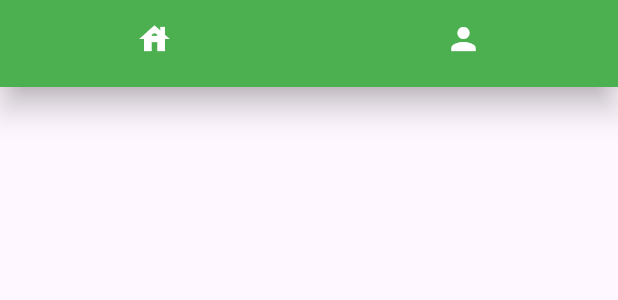
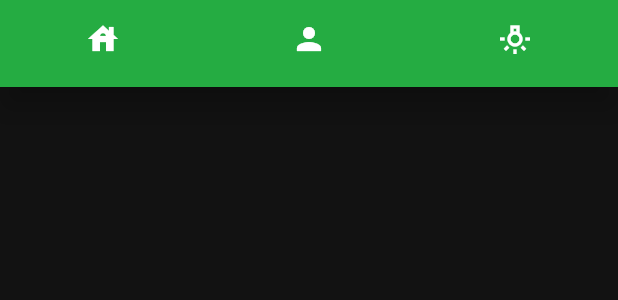
Before and after one commit to COS301-SE-2024/MoodMix, a Flutter app: the NavBar widget shown alone on an empty page, opened directly, on a phone screen of 412 x 824 dp. Shown: the top 300 px of the screen. Run offline on Flutter 3.47's test engine with Material 3 defaults, Android fonts, the phone set to English and light mode, and no system bars; our stand-ins replace firebase_auth, firebase_core, google_sign_in; missing offline and left inert: dart:js, flutter_web_auth; accounts and stored records are empty.

Commit message:
feature/changeTheme: implemented themes for home page and user profile

```diff
--- a/frontend/lib/components/navbar.dart
+++ b/frontend/lib/components/navbar.dart
@@ -13,7 +13,7 @@ class NavBar extends StatelessWidget {
   @override
   Widget build(BuildContext context) {
     return BottomNavigationBar(
-      backgroundColor: Colors.green,
+      backgroundColor: Theme.of(context).colorScheme.tertiary,
       showSelectedLabels: false,
       showUnselectedLabels: false,
       currentIndex: currentIndex,
@@ -22,18 +22,27 @@ class NavBar extends StatelessWidget {
         BottomNavigationBarItem(
           icon: Icon(
             Icons.house,
-            color: Colors.white,
+            color: Theme.of(context).colorScheme.secondary,
           ),
           label: "HOME",
         ),
         BottomNavigationBarItem(
           icon: Icon(
             Icons.person,
-            color: Colors.white,
+            color: Theme.of(context).colorScheme.secondary,
           ),
           label: "PROFILE",
+        ),
+        BottomNavigationBarItem(
+          icon: Icon(
+            Icons.tungsten_outlined,
+            color: Theme.of(context).colorScheme.secondary,
+          ),
+          label: "THEME",
         ),
       ],
     );
   }
 }
+
+// Provider.of<ThemeProvider>(context, listen: false).toggleTheme();
--- a/frontend/lib/pages/link_spotify.dart
+++ b/frontend/lib/pages/link_spotify.dart
@@ -43,7 +43,7 @@ class _LinkSpotifyState extends State<LinkSpotify> {
     final screenWidth = MediaQuery.of(context).size.width;
 
     return Scaffold(
-      backgroundColor: Colors.grey[900],
+      backgroundColor: Color.fromARGB(255, 33, 33, 33),
       body: SafeArea(
         child: Column(
           crossAxisAlignment: CrossAxisAlignment.center,
--- a/frontend/lib/pages/sing_up.dart
+++ b/frontend/lib/pages/sing_up.dart
@@ -64,7 +64,7 @@ class _SignUpState extends State<SignUp> {
     final screenWidth = MediaQuery.of(context).size.width;
 
     return Scaffold(
-      backgroundColor: Colors.grey[900],
+      backgroundColor: Theme.of(context).colorScheme.primary,
       body: SafeArea(
         child: Column(
           crossAxisAlignment: CrossAxisAlignment.center,
--- a/frontend/lib/pages/user_profile.dart
+++ b/frontend/lib/pages/user_profile.dart
@@ -1,6 +1,8 @@
 import 'package:flutter/material.dart';
+import 'package:frontend/theme/theme_provider.dart';
 import '../auth/auth_service.dart';
 import 'package:frontend/components/navbar.dart'; // Import your new bottom navbar component
+import 'package:provider/provider.dart';
 
 class UserProfile extends StatefulWidget {
   const UserProfile({Key? key}) : super(key: key);
@@ -52,7 +54,7 @@ class _UserProfileState extends State<UserProfile> {
     final screenWidth = MediaQuery.of(context).size.width;
 
     return Scaffold(
-      backgroundColor: Colors.grey[900],
+      backgroundColor: Theme.of(context).colorScheme.primary,
       body: SafeArea(
         child: Center(
           child: Column(
@@ -76,11 +78,11 @@ class _UserProfileState extends State<UserProfile> {
                       fontSize: 15,
                       fontFamily: 'Roboto',
                       fontWeight: FontWeight.w400,
-                      color: Colors.white,
+                      color: Theme.of(context).colorScheme.secondary,
                     ),
                     suffixIcon: Icon(
                       Icons.edit,
-                      color: Colors.white,
+                      color: Theme.of(context).colorScheme.secondary,
                       size: 15,
                     ),
                   ),
@@ -88,7 +90,7 @@ class _UserProfileState extends State<UserProfile> {
                     fontSize: 15,
                     fontFamily: 'Roboto',
                     fontWeight: FontWeight.w400,
-                    color: Colors.white,
+                    color: Theme.of(context).colorScheme.secondary,
                   ),
                   textAlign: TextAlign.center,
                 ),
@@ -100,7 +102,7 @@ class _UserProfileState extends State<UserProfile> {
                     fontSize: 15,
                     fontFamily: 'Roboto',
                     fontWeight: FontWeight.w400,
-                    color: Colors.white,
+                    color: Theme.of(context).colorScheme.secondary,
                   ),
                 ),
               ),
@@ -108,7 +110,8 @@ class _UserProfileState extends State<UserProfile> {
           ),
         ),
       ),
-      bottomNavigationBar: NavBar( // Replace bottomNavigationBar with your BottomNavbar component
+      bottomNavigationBar: NavBar(
+        // Replace bottomNavigationBar with your BottomNavbar component
         currentIndex: 1, // Set current index accordingly
         onTap: (index) {
           switch (index) {
@@ -118,6 +121,9 @@ class _UserProfileState extends State<UserProfile> {
             case 1:
               Navigator.pushReplacementNamed(context, '/userprofile');
               break;
+            case 2:
+              Provider.of<ThemeProvider>(context, listen: false).toggleTheme();
+              break;
           }
         },
       ),
--- /dev/null
+++ b/frontend/lib/theme/theme.dart
@@ -0,0 +1,19 @@
+import 'package:flutter/material.dart';
+
+ThemeData lightMode = ThemeData(
+  brightness: Brightness.light,
+  colorScheme: ColorScheme.light(
+    primary: Colors.white,
+    secondary: Color.fromARGB(255, 33, 33, 33),
+    tertiary: Color.fromARGB(255, 37, 172, 66),
+  )
+);
+
+ThemeData darkMode = ThemeData(
+  brightness: Brightness.dark,
+  colorScheme: ColorScheme.dark(
+    primary: Color.fromARGB(255, 33, 33, 33),
+    secondary: const Color.fromARGB(255, 255, 255, 255),
+    tertiary: Color.fromARGB(255, 37, 172, 66),
+  )
+);
--- /dev/null
+++ b/frontend/lib/theme/theme_provider.dart
@@ -0,0 +1,22 @@
+import 'package:flutter/material.dart';
+import 'package:frontend/theme/theme.dart';
+
+class ThemeProvider with ChangeNotifier {
+  ThemeData _themeData = darkMode;
+
+  ThemeData get themeData => _themeData;
+
+  set themeData(ThemeData themeData) {
+    _themeData = themeData;
+    notifyListeners();
+  }
+
+  void toggleTheme() {
+    if (_themeData == lightMode) {
+      _themeData = darkMode;
+    } else {
+      _themeData = lightMode;
+    }
+    notifyListeners();
+  }
+}
--- a/frontend/pubspec.yaml
+++ b/frontend/pubspec.yaml
@@ -40,6 +40,7 @@ dependencies:
   flutter_web_auth: ^0.3.0
   oauth2_client: ^3.2.2
   google_sign_in: ^5.2.1
+  provider:
 
 
 dev_dependencies:
```
Also changed, not shown: frontend/lib/main.dart (+9 -1 lines), frontend/lib/pages/stub_homepage.dart (+7 -6 lines), frontend/pubspec.lock.
